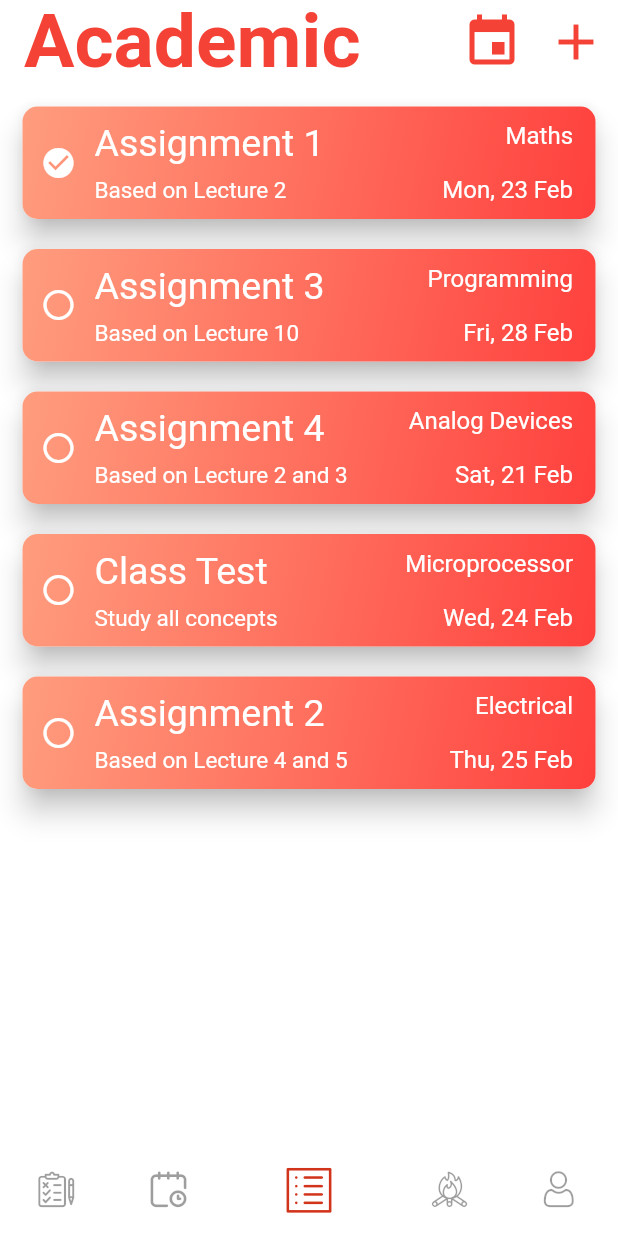
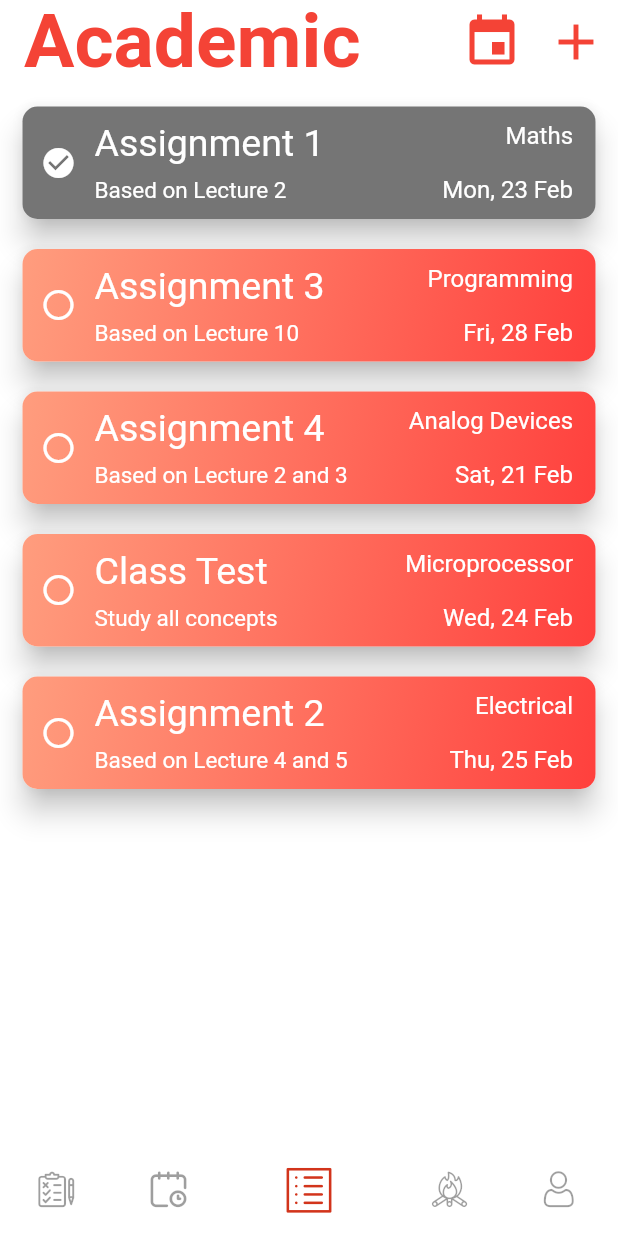
Before and after one commit to abishek-bupathi/college-companion, a Flutter app: the screen it shows after launch, item 3 of the bottom bar chosen, after a tap on the "radio button unchecked" icon, on a phone screen of 412 x 824 dp. Run offline on Flutter 3.47's test engine with Material 2 defaults, Android fonts, the light colour scheme and no system bars; our stand-ins replace flutter_calendar_carousel, flutter_datetime_picker.

Commit message:
Improved completed task tracking to integrate with db and list item color change

```diff
--- a/lib/academic.dart
+++ b/lib/academic.dart
@@ -16,6 +16,8 @@ class _AcademicState extends State<Academic> {
   List<String> noteList = ["Based on Lecture 2", "Based on Lecture 10","Based on Lecture 2 and 3","Study all concepts","Based on Lecture 4 and 5"];
   List<String> moduleList = ["Maths", "Programming", "Analog Devices", "Microprocessor", "Electrical"];
   List<String> dateList = ["Mon, 23 Feb", "Fri, 28 Feb", "Sat, 21 Feb", "Wed, 24 Feb", "Thu, 25 Feb"];
+  bool completed = false;
+
   @override
   Widget build(BuildContext context) {
     return Container(
@@ -61,7 +63,7 @@ class _AcademicState extends State<Academic> {
             padding: EdgeInsets.all(5),
             child: new ListView.builder(
               physics: BouncingScrollPhysics(),
-                itemBuilder: (_, int index) => ItemAcademic(titleList[index], noteList[index], moduleList[index], dateList[index]),
+                itemBuilder: (_, int index) => ItemAcademic(titleList[index], noteList[index], moduleList[index], dateList[index], completed),
               itemCount: titleList.length,
             ),
           ),
@@ -333,16 +335,16 @@ addTaskDialog(BuildContext context) {
 class ItemAcademic extends StatefulWidget {
 
   String title, note, module, date;
+  bool completed = false;
 
-  ItemAcademic(this.title, this.note, this.module, this.date);
+  ItemAcademic(this.title, this.note, this.module, this.date, this.completed);
 
   @override
   _ItemAcademicState createState() => _ItemAcademicState();
 }
 
 class _ItemAcademicState extends State<ItemAcademic> {
-  var check_icon = Icons.radio_button_unchecked;
-  int ctr = 0;
+
   @override
   Widget build(BuildContext context) {
     return new Card(
@@ -352,7 +354,7 @@ class _ItemAcademicState extends State<ItemAcademic> {
         height: 75,
           decoration: BoxDecoration(
             gradient: LinearGradient(
-              colors: [Color(0xFFff9d7e),Color(0xFFff403d)],
+              colors: widget.completed ? [Colors.black54,Colors.black54]:[Color(0xFFff9d7e),Color(0xFFff403d)],
               begin: Alignment.topLeft,
               end: Alignment.bottomRight,
             ),
@@ -366,14 +368,13 @@ class _ItemAcademicState extends State<ItemAcademic> {
               Row(
                 children: <Widget>[
                   IconButton(
-                    icon: Icon(check_icon, color: Colors.white,),
+                    icon: Icon(widget.completed ? Icons.check_circle : Icons.radio_button_unchecked, color: Colors.white,),
                     onPressed: (){
                       setState(() {
-                        if(ctr%2 == 0) {
-                          check_icon = Icons.check_circle;
+                        if(widget.completed) {
+                          widget.completed = false;
                         }else
-                          check_icon = Icons.radio_button_unchecked;
-                          ctr++;
+                          widget.completed = true;
                       });
                     },
                   ),
--- a/lib/activities.dart
+++ b/lib/activities.dart
@@ -14,6 +14,8 @@ class _ActivitiesState extends State<Activities> {
   List<String> locationList = ["Kingfisher", "Bailey Allen","Kingfisher3","ENG-3004","Art and Science Building"];
   List<String> timeList = ["9:00 AM", "9:00 PM", "11:00 AM", "5:00 PM", "10:00 AM"];
   List<String> dateList = ["Mon, 23 Feb", "Fri, 28 Feb", "Sat, 21 Feb", "Wed, 24 Feb", "Thu, 25 Feb"];
+
+  bool completed = false;
   @override
   Widget build(BuildContext context) {
     return Container(
@@ -56,11 +58,89 @@ class _ActivitiesState extends State<Activities> {
            padding: EdgeInsets.all(5),
            child: new ListView.builder(
               physics: BouncingScrollPhysics(),
-        itemBuilder: (_, int index) => ItemActivity(titleList[index], locationList[index], timeList[index], dateList[index]),
+              itemBuilder: (_, int index) => ItemActivity(titleList[index], locationList[index], timeList[index], dateList[index], completed),
               itemCount: titleList.length,
            ),
         ),
       ),
+    );
+  }
+}
+
+class ItemActivity extends StatefulWidget {
+
+  String title, note;
+  var time, date;
+  bool completed = false;
+
+  ItemActivity(this.title, this.note, this.time, this.date, this.completed);
+
+ // var check_icon = completed ? Icons.check_circle : Icons.radio_button_unchecked;
+
+  @override
+  _ItemActivityState createState() => _ItemActivityState();
+}
+
+class _ItemActivityState extends State<ItemActivity> {
+
+  @override
+  Widget build(BuildContext context) {
+    return new Card(
+      shape: RoundedRectangleBorder(borderRadius: BorderRadius.all(Radius.circular(10))),
+      child: Container(
+          padding: EdgeInsets.fromLTRB(0, 10, 15, 10),
+          height: 75,
+          decoration: BoxDecoration(
+            gradient: LinearGradient(
+              colors: widget.completed ? [Colors.black54,Colors.black54]:[Color(0xFF79C6FF),Color(0xFF0173C7)],
+              begin: Alignment.topLeft,
+              end: Alignment.bottomRight,
+            ),
+            shape: BoxShape.rectangle,
+            borderRadius: BorderRadius.circular(10),
+            color: Colors.red,
+          ),
+          child: Row(
+            mainAxisAlignment: MainAxisAlignment.spaceBetween,
+            children: <Widget>[
+              Row(
+                children: <Widget>[
+                  IconButton(
+                    icon: Icon(widget.completed ? Icons.check_circle : Icons.radio_button_unchecked, color: Colors.white,),
+                    onPressed: (){
+                      setState(() {
+                        if(widget.completed) {
+                          widget.completed = false;
+                        }else
+                         widget.completed = true;
+                      });
+                    },
+                  ),
+                  Column(
+                    crossAxisAlignment: CrossAxisAlignment.start,
+                    mainAxisAlignment: MainAxisAlignment.spaceBetween,
+                    children: <Widget>[
+                      Text(widget.title ,style: TextStyle(color: Colors.white, fontSize: 25),),
+                      Text(widget.note,style: TextStyle(color: Colors.white, fontSize: 15),)
+                    ],
+                  ),
+                ],
+              ),
+              Column(
+                crossAxisAlignment: CrossAxisAlignment.end,
+                mainAxisAlignment: MainAxisAlignment.spaceBetween,
+                children: <Widget>[
+                  Text(widget.time ,style: TextStyle(color: Colors.white, fontSize: 16),),
+                  Text(widget.date,style: TextStyle(color: Colors.white, fontSize: 16),)
+                ],
+              )
+            ],
+          )
+      ),
+      elevation: 8,
+      //    shadowColor: Colors.red,
+      margin: EdgeInsets.all(10),
+
     );
   }
 }
@@ -333,80 +413,3 @@ addActivityDialog(BuildContext context) {
     },
   );
 }
-
-class ItemActivity extends StatefulWidget {
-
-  String title, note;
-  var time, date;
-
-  ItemActivity(this.title, this.note, this.time, this.date);
-
-  @override
-  _ItemActivityState createState() => _ItemActivityState();
-}
-
-class _ItemActivityState extends State<ItemActivity> {
-  var check_icon = Icons.radio_button_unchecked;
-  int ctr = 0;
-  @override
-  Widget build(BuildContext context) {
-    return new Card(
-      shape: RoundedRectangleBorder(borderRadius: BorderRadius.all(Radius.circular(10))),
-      child: Container(
-          padding: EdgeInsets.fromLTRB(0, 10, 15, 10),
-          height: 75,
-          decoration: BoxDecoration(
-            gradient: LinearGradient(
-              colors: [Color(0xFF79C6FF),Color(0xFF0173C7)],
-              begin: Alignment.topLeft,
-              end: Alignment.bottomRight,
-            ),
-            shape: BoxShape.rectangle,
-            borderRadius: BorderRadius.circular(10),
-            color: Colors.red,
-          ),
-          child: Row(
-            mainAxisAlignment: MainAxisAlignment.spaceBetween,
-            children: <Widget>[
-              Row(
-                children: <Widget>[
-                  IconButton(
-                    icon: Icon(check_icon, color: Colors.white,),
-                    onPressed: (){
-                      setState(() {
-                        if(ctr%2 == 0) {
-                          check_icon = Icons.check_circle;
-                        }else
-                          check_icon = Icons.radio_button_unchecked;
-                        ctr++;
-                      });
-                    },
-                  ),
-                  Column(
-                    crossAxisAlignment: CrossAxisAlignment.start,
-                    mainAxisAlignment: MainAxisAlignment.spaceBetween,
-                    children: <Widget>[
-                      Text(widget.title ,style: TextStyle(color: Colors.white, fontSize: 25),),
-                      Text(widget.note,style: TextStyle(color: Colors.white, fontSize: 15),)
-                    ],
-                  ),
-                ],
-              ),
-              Column(
-                crossAxisAlignment: CrossAxisAlignment.end,
-                mainAxisAlignment: MainAxisAlignment.spaceBetween,
-                children: <Widget>[
-                  Text(widget.time ,style: TextStyle(color: Colors.white, fontSize: 16),),
-                  Text(widget.date,style: TextStyle(color: Colors.white, fontSize: 16),)
-                ],
-              )
-            ],
-          )
-      ),
-      elevation: 8,
-      //    shadowColor: Colors.red,
-      margin: EdgeInsets.all(10),
-
-    );
-  }
-}
```
Lines whose indentation alone changed are shown as unchanged.
